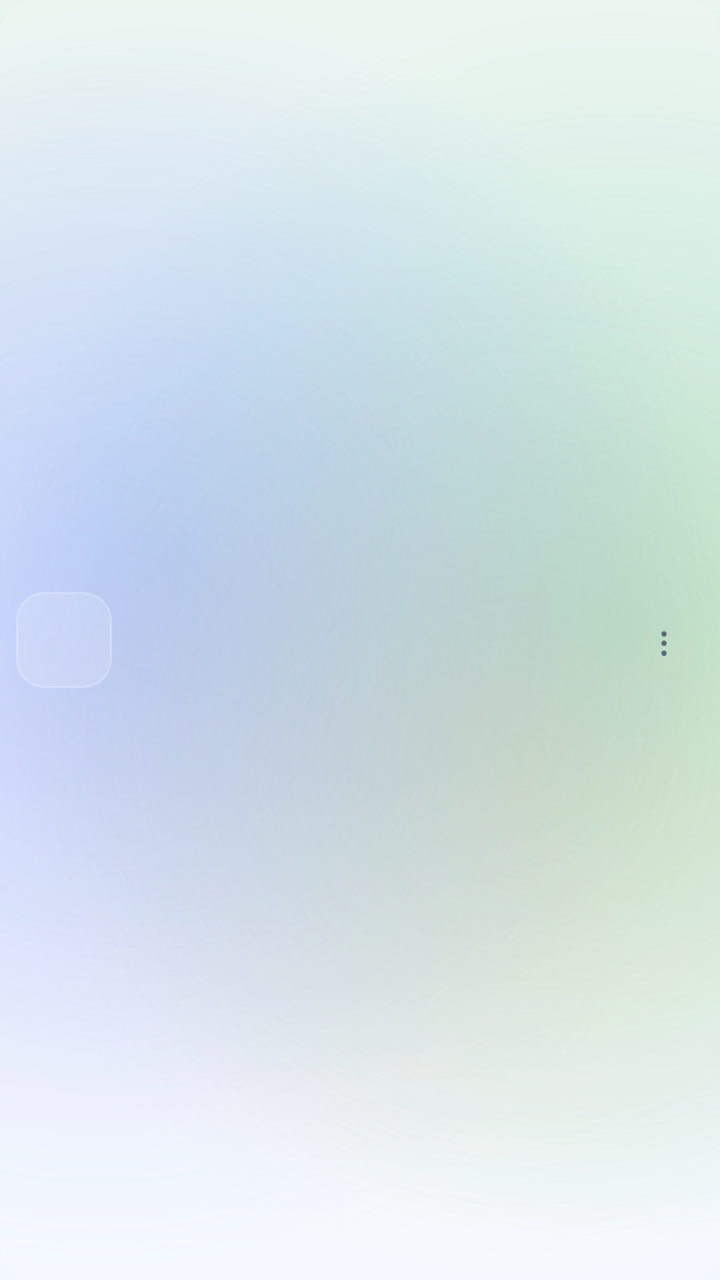
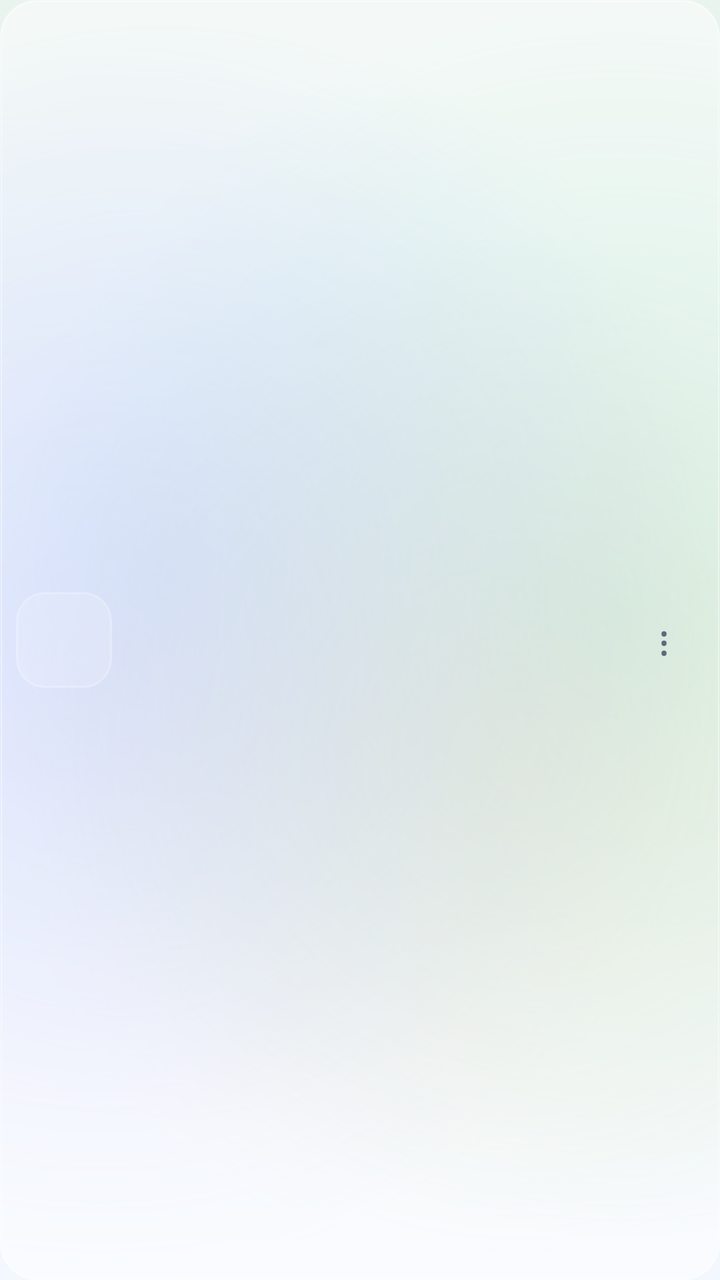

Compare the two renders of this Android layout. The source of the first and the diff that turns it into the second are given below.
<!-- AndroidManifest.xml: application theme Theme.MijiaSim -->
<!-- res/layout/item_model.xml -->
<?xml version="1.0" encoding="utf-8"?>
<LinearLayout xmlns:android="http://schemas.android.com/apk/res/android"
    android:layout_width="match_parent"
    android:layout_height="wrap_content"
    android:layout_margin="4dp"
    android:background="@drawable/bg_row_glass"
    android:gravity="center_vertical"
    android:minHeight="64dp"
    android:orientation="horizontal"
    android:paddingLeft="8dp"
    android:paddingRight="8dp"
    android:paddingTop="4dp"
    android:paddingBottom="4dp">

    <ImageView
        android:id="@+id/model_icon"
        android:layout_width="48dp"
        android:layout_height="48dp"
        android:background="@drawable/bg_model_icon"
        android:contentDescription="@null"
        android:scaleType="fitCenter" />

    <LinearLayout
        android:layout_width="0dp"
        android:layout_height="wrap_content"
        android:layout_weight="1"
        android:orientation="vertical"
        android:paddingLeft="10dp">

        <TextView
            android:id="@+id/model_name"
            android:layout_width="match_parent"
            android:layout_height="wrap_content"
            android:ellipsize="end"
            android:maxLines="1"
            android:textColor="@color/ink"
            android:textSize="15sp"
            android:textStyle="bold" />

        <TextView
            android:id="@+id/model_desc"
            android:layout_width="match_parent"
            android:layout_height="wrap_content"
            android:ellipsize="end"
            android:maxLines="2"
            android:textColor="@color/ink_muted"
            android:textSize="12sp" />
    </LinearLayout>

    
    <TextView
        android:id="@+id/model_more"
        android:layout_width="40dp"
        android:layout_height="48dp"
        android:background="?attr/selectableItemBackgroundBorderless"
        android:clickable="true"
        android:contentDescription="@string/action_more"
        android:focusable="true"
        android:gravity="center"
        android:text="@string/action_more_glyph"
        android:textColor="@color/ink_muted"
        android:textSize="20sp" />

</LinearLayout>
<!-- resources referenced by this layout -->
<resources>
  <color name="ink">#FF1B1F24</color>
  <color name="ink_muted">#FF5C6B7A</color>
  <!-- drawable bg_model_icon (drawable) -->
  <?xml version="1.0" encoding="utf-8"?>
  <shape xmlns:android="http://schemas.android.com/apk/res/android"
      android:shape="rectangle">
      <solid android:color="#26FFFFFF" />
      <corners android:radius="14dp" />
      <stroke
          android:width="1dp"
          android:color="#40FFFFFF" />
  </shape>
  <!-- drawable bg_row_glass (drawable) -->
  <?xml version="1.0" encoding="utf-8"?>
  <selector xmlns:android="http://schemas.android.com/apk/res/android">
      <item android:state_pressed="true">
          <shape android:shape="rectangle">
              <solid android:color="@color/row_pressed" />
              <corners android:radius="18dp" />
          </shape>
      </item>
      <item>
          <shape android:shape="rectangle">
              <solid android:color="@color/row_fill" />
              <corners android:radius="18dp" />
          </shape>
      </item>
  </selector>
  <string name="action_more">更多操作</string>
  <string name="action_more_glyph">⋮</string>
  <color name="row_pressed">#59FFFFFF</color>
  <color name="row_fill">#1FFFFFFF</color>
  <color name="accent">#FF2bb673</color>
  <color name="accent_deep">#FF17794A</color>
  <color name="liquid_sky">#FFF3F8FF</color>
  <style name="ThemeOverlay.MijiaSim.ActionBar" parent="ThemeOverlay.AppCompat.Light">
          <item name="colorControlNormal">@color/ink</item>
          <item name="android:textColorPrimary">@color/ink</item>
      </style>
  <style name="Widget.MijiaSim.PopupMenu.Overflow" parent="Widget.AppCompat.PopupMenu.Overflow">
          <item name="android:popupBackground">@drawable/bg_glass_popup</item>
          <item name="android:popupElevation">10dp</item>
          <item name="overlapAnchor">false</item>
          <item name="android:dropDownVerticalOffset">6dp</item>
      </style>
  <style name="Widget.MijiaSim.PopupMenu" parent="Widget.AppCompat.PopupMenu">
          <item name="android:popupBackground">@drawable/bg_glass_popup</item>
          <item name="android:popupElevation">10dp</item>
      </style>
  <style name="TextAppearance.MijiaSim.PopupMenuItem" parent="TextAppearance.AppCompat.Widget.PopupMenu.Large">
          <item name="android:textColor">@color/ink</item>
          <item name="android:textSize">14sp</item>
      </style>
  <style name="Widget.MijiaSim.Switch" parent="Widget.AppCompat.CompoundButton.Switch">
          <item name="trackTint">@color/switch_track</item>
          <item name="thumbTint">@color/switch_thumb</item>
      </style>
  <color name="liquid_mist">#FFEAF4EF</color>
  <color name="blob_mint">#552BB673</color>
  <color name="blob_blue">#4D4C9AFF</color>
  <color name="blob_violet">#3D8E7CFF</color>
  <color name="blob_amber">#2EF2A33C</color>
  <style name="TextAppearance.MijiaSim.ActionBar.Title" parent="TextAppearance.AppCompat.Widget.ActionBar.Title">
          <item name="android:textColor">@color/ink</item>
          <item name="android:textSize">20sp</item>
          <item name="android:textStyle">bold</item>
          <item name="android:letterSpacing">0.01</item>
      </style>
  <style name="TextAppearance.MijiaSim.ActionBar.Subtitle" parent="TextAppearance.AppCompat.Widget.ActionBar.Subtitle">
          <item name="android:textColor">@color/ink_muted</item>
      </style>
  <color name="dialog_fill">#F7FFFFFF</color>
  <color name="glass_stroke">#80FFFFFF</color>
  <color name="popup_bottom">#FFF6FAFF</color>
  <color name="popup_top">#FFFFFFFF</color>
  <color name="glass_divider">#14000000</color>
  <!-- unchanged entries left out for length: 6 -->
</resources>

<!-- the commit's change to res/layout/item_model.xml (unified diff, before → after) -->
@@ -3,7 +3,7 @@
     android:layout_width="match_parent"
     android:layout_height="wrap_content"
     android:layout_margin="4dp"
-    android:background="@drawable/bg_row_glass"
+    android:background="@drawable/bg_row_input"
     android:gravity="center_vertical"
     android:minHeight="64dp"
     android:orientation="horizontal"
<!-- resource entries referenced after the edit -->
@@ -12,26 +12,31 @@
           android:width="1dp"
           android:color="#40FFFFFF" />
   </shape>
-  <!-- drawable bg_row_glass (drawable) -->
+  <!-- drawable bg_row_input (drawable) -->
   <?xml version="1.0" encoding="utf-8"?>
   <selector xmlns:android="http://schemas.android.com/apk/res/android">
       <item android:state_pressed="true">
           <shape android:shape="rectangle">
-              <solid android:color="@color/row_pressed" />
+              <solid android:color="@color/pill_pressed" />
               <corners android:radius="18dp" />
+              <stroke
+                  android:width="1dp"
+                  android:color="@color/glass_stroke" />
           </shape>
       </item>
       <item>
           <shape android:shape="rectangle">
-              <solid android:color="@color/row_fill" />
+              <solid android:color="@color/pill_fill" />
               <corners android:radius="18dp" />
+              <stroke
+                  android:width="1dp"
+                  android:color="@color/glass_stroke" />
           </shape>
       </item>
   </selector>
   <string name="action_more">更多操作</string>
   <string name="action_more_glyph">⋮</string>
-  <color name="row_pressed">#59FFFFFF</color>
-  <color name="row_fill">#1FFFFFFF</color>
+  <color name="pill_pressed">#B3FFFFFF</color>
   <color name="accent">#FF2bb673</color>
   <color name="accent_deep">#FF17794A</color>
   <color name="liquid_sky">#FFF3F8FF</color>
@@ -73,6 +78,7 @@
       </style>
   <color name="dialog_fill">#F7FFFFFF</color>
   <color name="glass_stroke">#80FFFFFF</color>
+  <color name="pill_fill">#80FFFFFF</color>
   <color name="popup_bottom">#FFF6FAFF</color>
   <color name="popup_top">#FFFFFFFF</color>
   <color name="glass_divider">#14000000</color>
